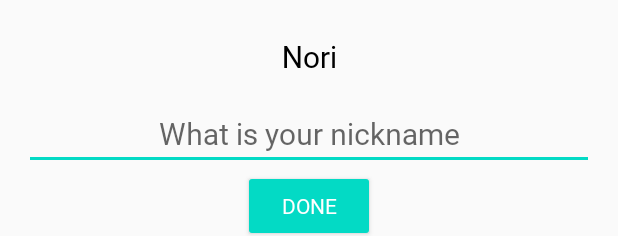
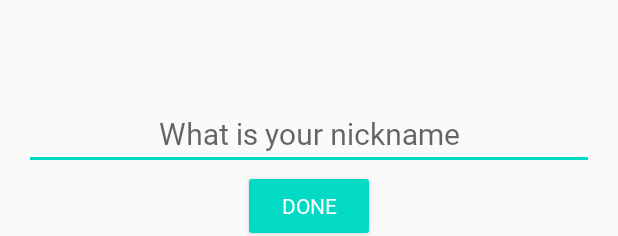
Before and after one commit to scute0001/AndroidExampleAboutMe, an Android app: the layout activity_main.xml on its own in the app's theme, with its tools: preview values and no code run, on a phone screen of 412 x 824 dp. Shown: the top 236 px of the screen. Run offline under Robolectric (Android 15) with nearby library versions, the phone set to English and light mode, and no system bars.

```diff
--- /dev/null
+++ b/app/src/main/java/com/example/emil/aboutme/MyName.kt
@@ -0,0 +1,3 @@
+package com.example.emil.aboutme
+
+data class MyName(var name: String = "", var nickname: String = "")
--- a/app/src/main/res/layout/activity_main.xml
+++ b/app/src/main/res/layout/activity_main.xml
@@ -1,6 +1,14 @@
 <?xml version="1.0" encoding="utf-8"?>
 <layout xmlns:android="http://schemas.android.com/apk/res/android"
     xmlns:app="http://schemas.android.com/apk/res-auto">
+
+    <data>
+        <variable
+            name="myName"
+            type="com.example.emil.aboutme.MyName" />
+    </data>
+
+
     <LinearLayout
         android:layout_width="match_parent"
         android:layout_height="match_parent"
@@ -13,7 +21,7 @@
             style="@style/NameStyle"
             android:layout_width="match_parent"
             android:layout_height="wrap_content"
-            android:text="@string/name"
+            android:text="@={myName.name}"
             android:textAlignment="center" />
 
         <EditText
@@ -41,7 +49,8 @@
             android:layout_width="match_parent"
             android:layout_height="wrap_content"
             android:textAlignment="center"
-            android:visibility="gone" />
+            android:visibility="gone"
+            android:text="@={myName.nickname}"/>
 
         <ImageView
             android:id="@+id/star_image"
```
Also changed, not shown: app/build.gradle (+8 -2 lines), app/src/main/java/com/example/emil/aboutme/MainActivity.kt (+11 -3 lines).
